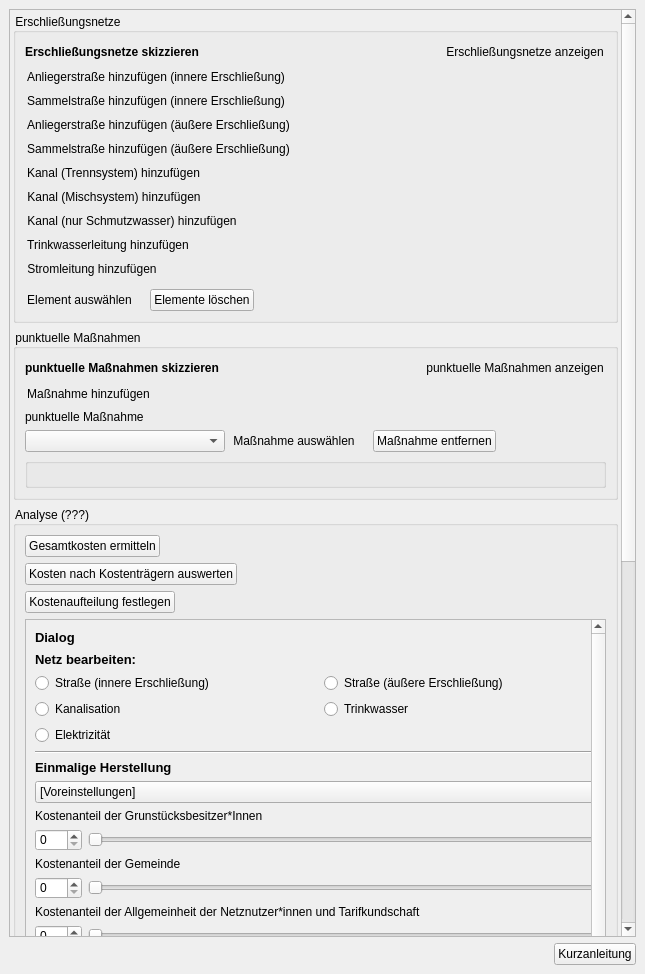
First picture: the form in projektcheck/ui/ProjektCheck_dockwidget_analysis_06-IFK.ui, repository projektcheck/ProjektCheck-QGIS, before the edit.
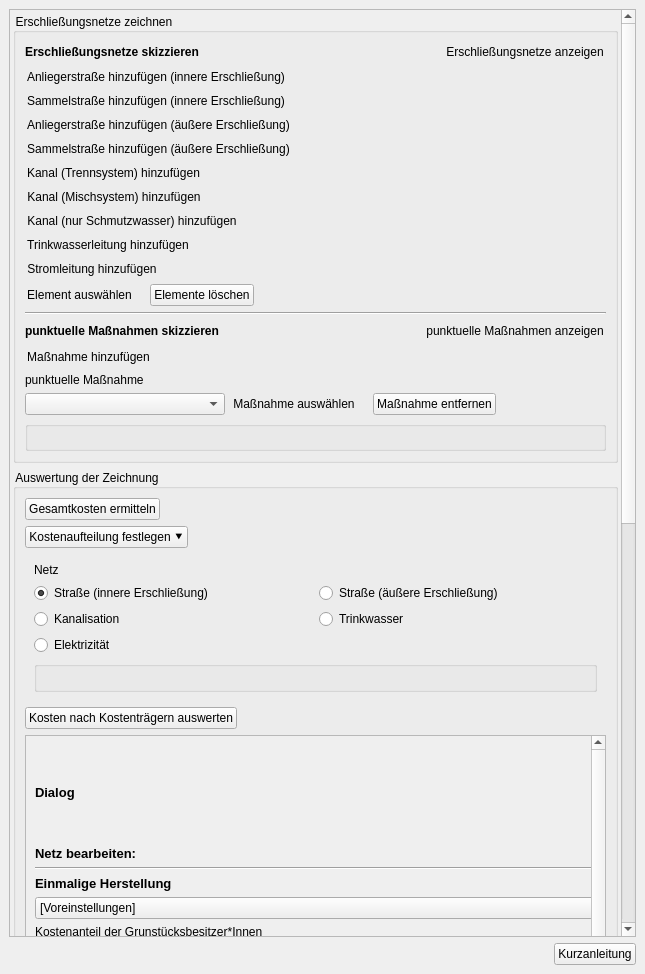
Second picture: the form after the edit. Icons and pictures are not drawn. Custom widgets are drawn as their Qt base class.

Commit message: infrastructure - changed layout kostenaufteilung

Patch:
```diff
--- a/projektcheck/ui/ProjektCheck_dockwidget_analysis_06-IFK.ui
+++ b/projektcheck/ui/ProjektCheck_dockwidget_analysis_06-IFK.ui
@@ -82,8 +82,8 @@
         <rect>
          <x>0</x>
          <y>0</y>
-         <width>625</width>
-         <height>900</height>
+         <width>618</width>
+         <height>1697</height>
         </rect>
        </property>
        <layout class="QVBoxLayout" name="verticalLayout_2">
@@ -117,7 +117,7 @@
            </size>
           </property>
           <property name="title">
-           <string>Erschließungsnetze</string>
+           <string>Erschließungsnetze zeichnen</string>
           </property>
           <property name="alignment">
            <set>Qt::AlignLeading|Qt::AlignLeft|Qt::AlignTop</set>
@@ -567,22 +567,6 @@
              </property>
             </widget>
            </item>
-           <item>
-            <spacer name="verticalSpacer">
-             <property name="orientation">
-              <enum>Qt::Vertical</enum>
-             </property>
-             <property name="sizeType">
-              <enum>QSizePolicy::Fixed</enum>
-             </property>
-             <property name="sizeHint" stdset="0">
-              <size>
-               <width>20</width>
-               <height>5</height>
-              </size>
-             </property>
-            </spacer>
-           </item>
            <item>
             <layout class="QHBoxLayout" name="horizontalLayout_13">
              <item>
@@ -664,36 +648,13 @@
              </item>
             </layout>
            </item>
-          </layout>
-         </widget>
-        </item>
-        <item>
-         <widget class="QgsCollapsibleGroupBox" name="mGroupBox_2">
-          <property name="title">
-           <string>punktuelle Maßnahmen</string>
-          </property>
-          <property name="alignment">
-           <set>Qt::AlignLeading|Qt::AlignLeft|Qt::AlignTop</set>
-          </property>
-          <property name="collapsed">
-           <bool>false</bool>
-          </property>
-          <layout class="QVBoxLayout" name="verticalLayout_8">
-           <property name="spacing">
-            <number>6</number>
-           </property>
-           <property name="leftMargin">
-            <number>9</number>
-           </property>
-           <property name="topMargin">
-            <number>9</number>
-           </property>
-           <property name="rightMargin">
-            <number>9</number>
-           </property>
-           <property name="bottomMargin">
-            <number>9</number>
-           </property>
+           <item>
+            <widget class="Line" name="line_5">
+             <property name="orientation">
+              <enum>Qt::Horizontal</enum>
+             </property>
+            </widget>
+           </item>
            <item>
             <layout class="QHBoxLayout" name="horizontalLayout_3">
              <item>
@@ -933,7 +894,7 @@
         <item>
          <widget class="QgsCollapsibleGroupBox" name="mGroupBox_3">
           <property name="title">
-           <string>Analyse (???)</string>
+           <string>Auswertung der Zeichnung</string>
           </property>
           <property name="alignment">
            <set>Qt::AlignLeading|Qt::AlignLeft|Qt::AlignTop</set>
@@ -977,26 +938,6 @@
              </property>
             </widget>
            </item>
-           <item>
-            <widget class="QPushButton" name="pushButton_28">
-             <property name="sizePolicy">
-              <sizepolicy hsizetype="Fixed" vsizetype="Fixed">
-               <horstretch>0</horstretch>
-               <verstretch>0</verstretch>
-              </sizepolicy>
-             </property>
-             <property name="toolTip">
-              <string>&lt;html&gt;&lt;head/&gt;&lt;body&gt;&lt;p&gt;&lt;span style=&quot; font-weight:600;&quot;&gt;Kosten nach Kostenträgern auswerten&lt;/span&gt;&lt;/p&gt;&lt;p&gt;Auswerten, welcher Kostenträger welchen Anteil der zuvor abgeschätzten Gesamtkosten der zusätzlichen Erschließungselemente zu tragen hat.&lt;/p&gt;&lt;/body&gt;&lt;/html&gt;</string>
-             </property>
-             <property name="text">
-              <string>Kosten nach Kostenträgern auswerten</string>
-             </property>
-             <property name="icon">
-              <iconset>
-               <normaloff>../../images/iconset_mob/20190619_iconset_mob_calculate_diagram_1.png</normaloff>../../images/iconset_mob/20190619_iconset_mob_calculate_diagram_1.png</iconset>
-             </property>
-            </widget>
-           </item>
            <item>
             <widget class="QPushButton" name="pushButton_27">
              <property name="sizePolicy">
@@ -1015,7 +956,7 @@
               <bool>false</bool>
              </property>
              <property name="text">
-              <string>Kostenaufteilung festlegen</string>
+              <string>Kostenaufteilung festlegen ⯆</string>
              </property>
              <property name="icon">
               <iconset>
@@ -1029,6 +970,88 @@
              </property>
             </widget>
            </item>
+           <item>
+            <widget class="QWidget" name="kostenaufteilung_widget" native="true">
+             <layout class="QVBoxLayout" name="verticalLayout_3">
+              <item>
+               <widget class="QLabel" name="label_6">
+                <property name="text">
+                 <string>Netz</string>
+                </property>
+               </widget>
+              </item>
+              <item>
+               <layout class="QGridLayout" name="gridLayout_5">
+                <item row="0" column="0">
+                 <widget class="QRadioButton" name="strasse_innere_radio">
+                  <property name="text">
+                   <string>Straße (innere Erschließung)</string>
+                  </property>
+                  <property name="checked">
+                   <bool>true</bool>
+                  </property>
+                 </widget>
+                </item>
+                <item row="1" column="0">
+                 <widget class="QRadioButton" name="kanalisation_radio">
+                  <property name="text">
+                   <string>Kanalisation</string>
+                  </property>
+                 </widget>
+                </item>
+                <item row="0" column="1">
+                 <widget class="QRadioButton" name="strasse_aeussere_radio">
+                  <property name="text">
+                   <string>Straße (äußere Erschließung)</string>
+                  </property>
+                 </widget>
+                </item>
+                <item row="1" column="1">
+                 <widget class="QRadioButton" name="trinkwasser_radio">
+                  <property name="text">
+                   <string>Trinkwasser</string>
+                  </property>
+                 </widget>
+                </item>
+                <item row="2" column="0">
+                 <widget class="QRadioButton" name="elektrizitaet_radio">
+                  <property name="text">
+                   <string>Elektrizität</string>
+                  </property>
+                 </widget>
+                </item>
+               </layout>
+              </item>
+              <item>
+               <widget class="QGroupBox" name="kostenaufteilung_params_group">
+                <property name="title">
+                 <string/>
+                </property>
+               </widget>
+              </item>
+             </layout>
+            </widget>
+           </item>
+           <item>
+            <widget class="QPushButton" name="kostentraeger_button">
+             <property name="sizePolicy">
+              <sizepolicy hsizetype="Fixed" vsizetype="Fixed">
+               <horstretch>0</horstretch>
+               <verstretch>0</verstretch>
+              </sizepolicy>
+             </property>
+             <property name="toolTip">
+              <string>&lt;html&gt;&lt;head/&gt;&lt;body&gt;&lt;p&gt;&lt;span style=&quot; font-weight:600;&quot;&gt;Kosten nach Kostenträgern auswerten&lt;/span&gt;&lt;/p&gt;&lt;p&gt;Auswerten, welcher Kostenträger welchen Anteil der zuvor abgeschätzten Gesamtkosten der zusätzlichen Erschließungselemente zu tragen hat.&lt;/p&gt;&lt;/body&gt;&lt;/html&gt;</string>
+             </property>
+             <property name="text">
+              <string>Kosten nach Kostenträgern auswerten</string>
+             </property>
+             <property name="icon">
+              <iconset>
+               <normaloff>../../images/iconset_mob/20190619_iconset_mob_calculate_diagram_1.png</normaloff>../../images/iconset_mob/20190619_iconset_mob_calculate_diagram_1.png</iconset>
+             </property>
+            </widget>
+           </item>
            <item>
             <widget class="QScrollArea" name="scrollArea_4">
              <property name="sizePolicy">
@@ -1127,45 +1150,6 @@
                  </property>
                 </widget>
                </item>
-               <item>
-                <layout class="QGridLayout" name="gridLayout_5">
-                 <item row="0" column="0">
-                  <widget class="QRadioButton" name="radioButton_12">
-                   <property name="text">
-                    <string>Straße (innere Erschließung)</string>
-                   </property>
-                  </widget>
-                 </item>
-                 <item row="1" column="0">
-                  <widget class="QRadioButton" name="radioButton_13">
-                   <property name="text">
-                    <string>Kanalisation</string>
-                   </property>
-                  </widget>
-                 </item>
-                 <item row="0" column="1">
-                  <widget class="QRadioButton" name="radioButton_15">
-                   <property name="text">
-                    <string>Straße (äußere Erschließung)</string>
-                   </property>
-                  </widget>
-                 </item>
-                 <item row="1" column="1">
-                  <widget class="QRadioButton" name="radioButton_14">
-                   <property name="text">
-                    <string>Trinkwasser</string>
-                   </property>
-                  </widget>
-                 </item>
-                 <item row="2" column="0">
-                  <widget class="QRadioButton" name="radioButton_16">
-                   <property name="text">
-                    <string>Elektrizität</string>
-                   </property>
-                  </widget>
-                 </item>
-                </layout>
-               </item>
                <item>
                 <widget class="Line" name="line_9">
                  <property name="orientation">
```
Left out of the diff: 32 changed lines with no effect on the pictures. The commit also changes 1 other file.
